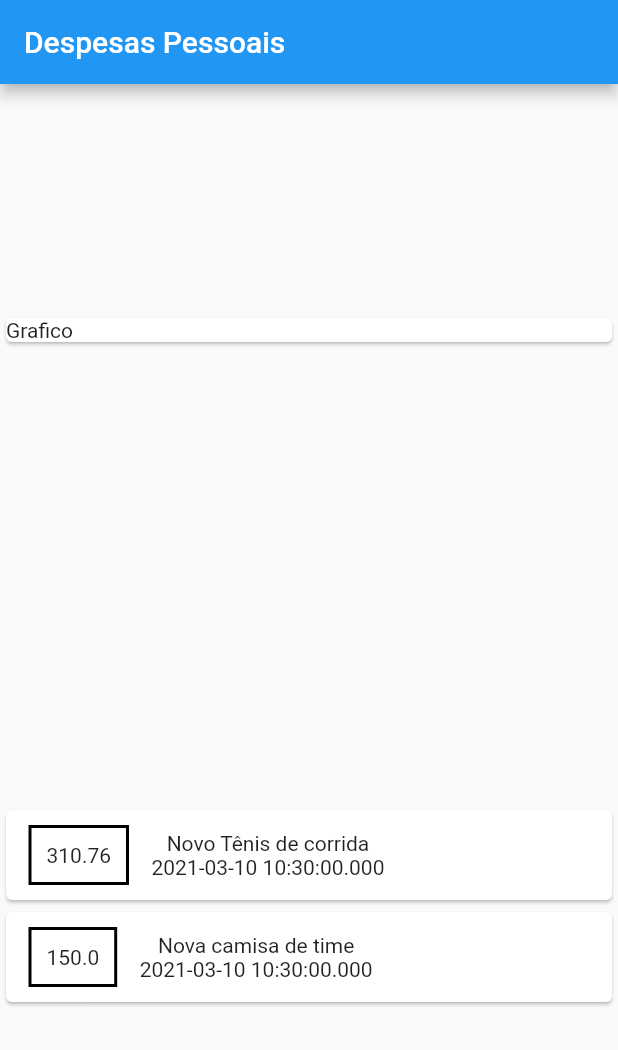
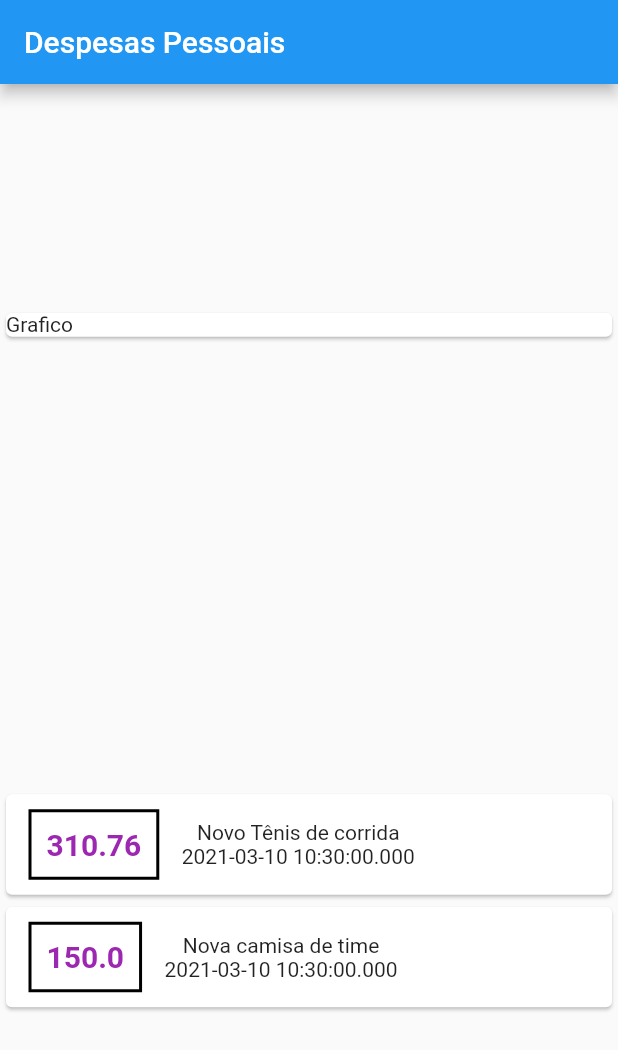
Before and after one commit to arthurdeoliveiraribeiro/expenses, a Flutter app: the screen it shows after launch, on a phone screen of 412 x 824 dp. Shown: the top 1050 px of the screen. Run offline on Flutter 3.47's test engine with Material 2 defaults, Android fonts, the phone set to English and light mode, and no system bars.

Commit message:
estilizando texto

```diff
--- a/lib/main.dart
+++ b/lib/main.dart
@@ -27,6 +27,7 @@ class MyHomePage extends StatelessWidget {
     //Falando que aqui é uma lista de transações
   ];
 
+  //Isso tudo é flutter
   @override
   Widget build(BuildContext context) {
     return Scaffold(
@@ -59,9 +60,14 @@ class MyHomePage extends StatelessWidget {
                         )
                       ),
                       padding: EdgeInsets.all(10),
-                      child: Text(tr.value
-                              .toString() //Passando no container o valor e transformando em string
-                          )
+                      child: Text(
+                        tr.value.toString(),//Passando no container o valor e transformando em string
+                        style: TextStyle(
+                          fontWeight: FontWeight.bold,
+                          fontSize: 20,
+                          color: Colors.purple
+                        )
+                      )
                   ),
                   Column(
                     children: <Widget>[
```
